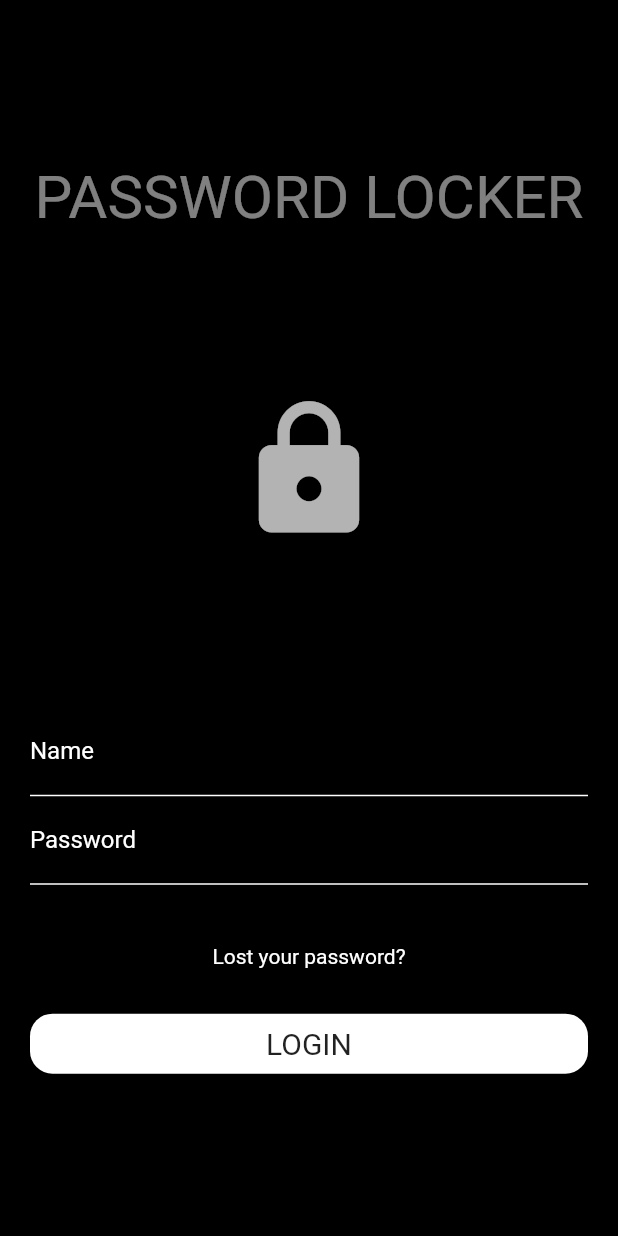
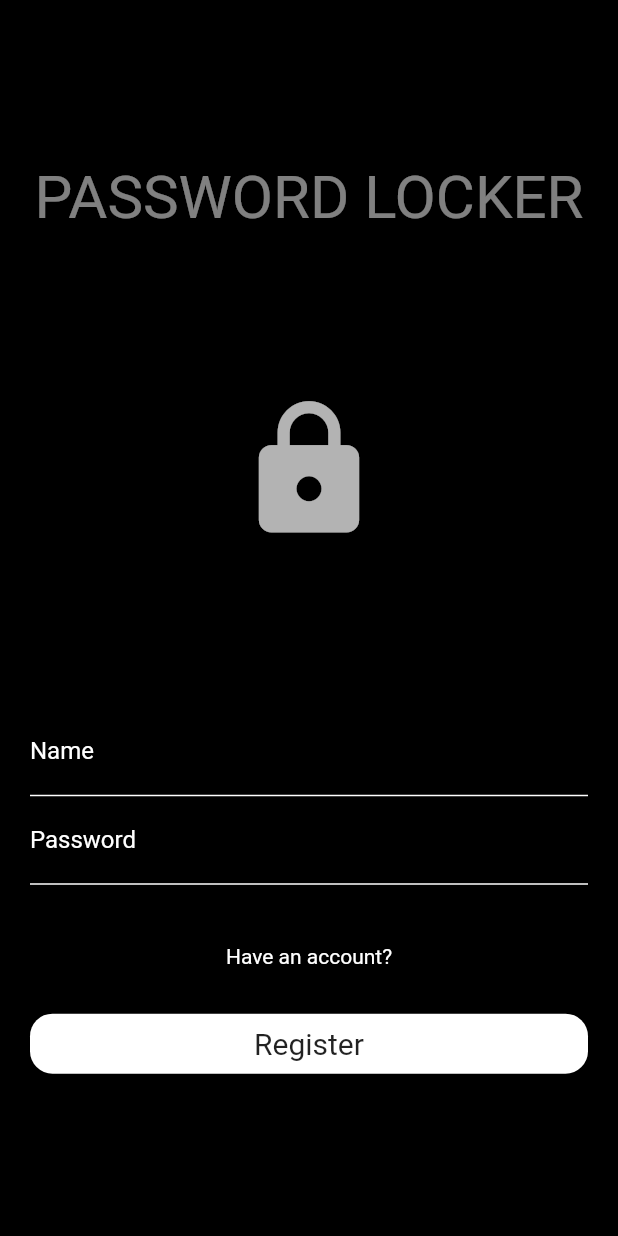
Before and after one commit to O-masny/bindworks_exmpl, a Flutter app: the screen it shows after launch, on a phone screen of 412 x 824 dp. Run offline on Flutter 3.47's test engine with Material 2 defaults, Android fonts, the phone set to English and light mode, and no system bars; our stand-ins replace flutter_secure_storage, hive, hive_flutter; accounts and stored records are empty.

Commit message:
ui + sert by id TODO

```diff
--- a/lib/components/add_form.dart
+++ b/lib/components/add_form.dart
@@ -106,7 +106,7 @@ class _AddFormState extends State<AddForm> {
     final name = nameController.text;
     final url = urlController.text;
 
-    if (!regex.hasMatch(password)) {
+    if (!regex.hasMatch(password) || name.isEmpty || url.isEmpty) {
       ModalDialog.showAlert(context, AlertType.WEAK);
     } else {
       Items item = Items(url: url, name: name, password: password);
--- a/lib/components/pages/home_page.dart
+++ b/lib/components/pages/home_page.dart
@@ -41,7 +41,7 @@ class _HomePageState extends State<HomePage> {
   }
 
   static const TextStyle classic_style =
-  TextStyle(color: Colors.white, fontSize: 16);
+      TextStyle(color: Colors.white, fontSize: 16);
 
   @override
   Widget build(BuildContext context) {
--- a/lib/components/pages/login/login_content.dart
+++ b/lib/components/pages/login/login_content.dart
@@ -54,49 +54,63 @@ class _LoginContentState extends State<LoginContent> {
                       forgottenPassword = !forgottenPassword;
                     }),
                 child: const Text(
-                  'Lost your password?',
+                  'Have an account?',
                   style: TextStyle(color: Colors.white),
                 )),
             const SizedBox(
               height: 30,
             ),
             SubmitButton(
-              title: 'LOGIN',
-              callback: canProceed,
+              title: 'Register',
+              callback: () => canProceed(context),
             )
           ],
         )
       : Column(
           children: [
+            const Text(
+              'Insert password',
+              style: TextStyle(color: Colors.white),
+            ),
             LoginField(
-              nameController,
-              label: 'Name',
+              passwordController,
+              label: 'Password',
             ),
             const SizedBox(
               height: 40,
             ),
             SubmitButton(
               title: 'LOGIN',
-              callback: () => canProceed(lostPassword: true),
+              callback: () => canProceed(context, login: true).then(
+                  (value) => Navigator.pushNamed(context, '/homepage'),
+                  onError: () =>
+                      ModalDialog.showAlert(context, AlertType.WRONG)),
             )
           ],
         );
 
-  Future<void> canProceed({bool lostPassword = false}) async {
+  Future<void> canProceed(BuildContext context, {bool login = false}) async {
     UserStorage storage = UserStorage();
-    if (lostPassword) {}
     RegExp regex =
         RegExp(r'^(?=.*?[A-Z])(?=.*?[a-z])(?=.*?[0-9])(?=.*?[!@#\$&*~]).{8,}$');
     final password = passwordController.text;
     final name = nameController.text;
-
+    User user = await storage.getPersistedUser();
     if (!regex.hasMatch(password) || name.isEmpty) {
       ModalDialog.showAlert(context, AlertType.WRONG);
-    } else {
-      User user = User(id: 1, password: password, name: name);
-      await user.cacheUser(user);
-      await storage.saveUserPassword(password);
-      Navigator.pushNamed(context, '/homepage');
+      return;
     }
+    if (login) {
+      if (password == user.password) {
+        return;
+      } else {
+        ModalDialog.showAlert(context, AlertType.WRONG);
+        return;
+      }
+    }
+    User registerUser = User(id: 1, password: password, name: name);
+    await user.cacheUser(registerUser);
+    await storage.saveUserPassword(password);
+    Navigator.pushNamed(context, '/homepage');
   }
 }
--- a/lib/components/pages/login/login_page.dart
+++ b/lib/components/pages/login/login_page.dart
@@ -13,6 +13,7 @@ class _LoginPageState extends State<LoginPage> {
   @override
   Widget build(BuildContext context) {
     return Scaffold(
+      extendBodyBehindAppBar: true,
       backgroundColor: Colors.black,
       body: SafeArea(
         child: Padding(
--- a/lib/models/user/user.dart
+++ b/lib/models/user/user.dart
@@ -29,7 +29,7 @@ class User extends HiveObject {
           password: userModel.password);
 
       //CACHE_BOX_NAME is any string key
-      final userBox = await Hive.openBox('user');
+      final userBox = await Hive.openBox('user/$id');
       await userBox.put('userData', cacheUser);
       print(userBox.keys.toString());
     } on Exception {
```
Also changed, not shown: lib/services/storage.dart (+9 -8 lines).
